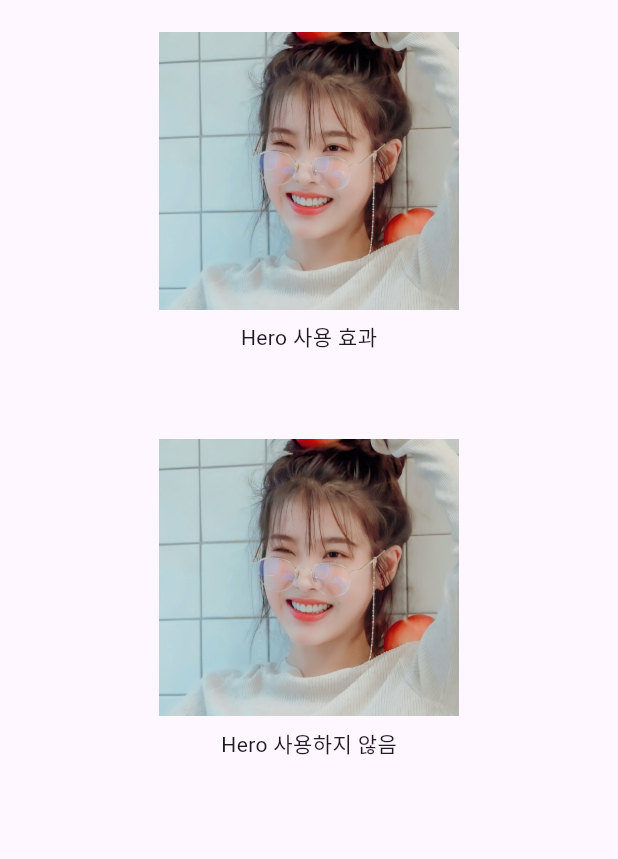
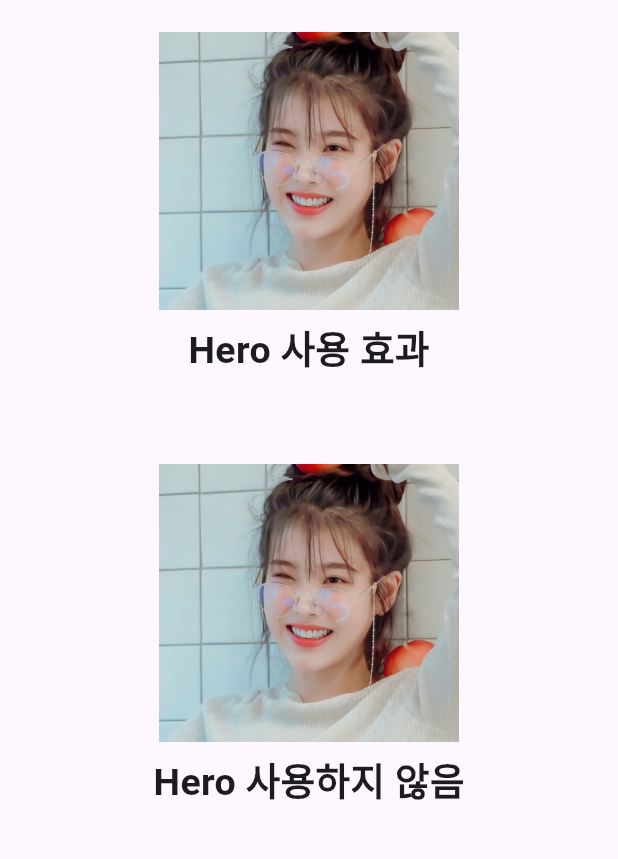
Before and after one commit to poseidonKey/recommend_widget, a Flutter app: the HeroPage screen opened directly, on a phone screen of 412 x 824 dp, the part 63-922 px from its top. Run offline on Flutter 3.47's test engine with Material 2 defaults, Android fonts, the phone set to English and light mode, and no system bars; our stand-ins replace cached_network_image, carousel_slider, flutter_spinkit, google_fonts, pull_to_refresh, skeletons; missing offline and left inert: flutter_app_badger, flutter_slide_drawer.

Commit message:
데이터 추가수정

```diff
--- a/lib/src/google_fonts/google_fonts_page.dart
+++ b/lib/src/google_fonts/google_fonts_page.dart
@@ -19,7 +19,7 @@ class _GoogleFontsPageState extends State<GoogleFontsPage> {
   }
 
   List<String> keys = [];
-  List<TextStyle Function()> values = [];
+  List<TextStyle Function({double fontSize})> values = [];
 
   @override
   Widget build(BuildContext context) {
@@ -31,7 +31,7 @@ class _GoogleFontsPageState extends State<GoogleFontsPage> {
               padding: const EdgeInsets.symmetric(horizontal: 20, vertical: 10),
               child: Text(
                 keys[index].toString(),
-                style: values[index](),
+                style: values[index](fontSize: 25),
               ),
             );
           },
--- a/lib/src/hero/hero_page.dart
+++ b/lib/src/hero/hero_page.dart
@@ -28,7 +28,10 @@ class HeroPage extends StatelessWidget {
                 ),
               ),
             ),
-            const Text('Hero 사용 효과'),
+            const Text(
+              'Hero 사용 효과',
+              style: TextStyle(fontSize: 25, fontWeight: FontWeight.bold),
+            ),
             const SizedBox(height: 50),
             GestureDetector(
               onTap: () {
@@ -43,7 +46,10 @@ class HeroPage extends StatelessWidget {
                 height: 200,
               ),
             ),
-            const Text('Hero 사용하지 않음'),
+            const Text(
+              'Hero 사용하지 않음',
+              style: TextStyle(fontSize: 25, fontWeight: FontWeight.bold),
+            ),
           ],
         ),
       ),
--- a/lib/src/skeletons/skeletons_page.dart
+++ b/lib/src/skeletons/skeletons_page.dart
@@ -20,7 +20,7 @@ class _SkeletonsPageState extends State<SkeletonsPage> {
   void changeState() async {
     _isLoading = true;
     update();
-    await Future.delayed(const Duration(milliseconds: 500));
+    await Future.delayed(const Duration(milliseconds: 2500));
     _isLoading = false;
     update();
   }
@@ -86,7 +86,7 @@ class _SkeletonsPageState extends State<SkeletonsPage> {
                   crossAxisAlignment: CrossAxisAlignment.stretch,
                   children: [
                     Text(
-                      '가나다라마바사',
+                      '개발하는남자',
                       style:
                           TextStyle(fontSize: 17, fontWeight: FontWeight.bold),
                     ),
```
Also changed, not shown: lib/src/home.dart (+6 -6 lines).
